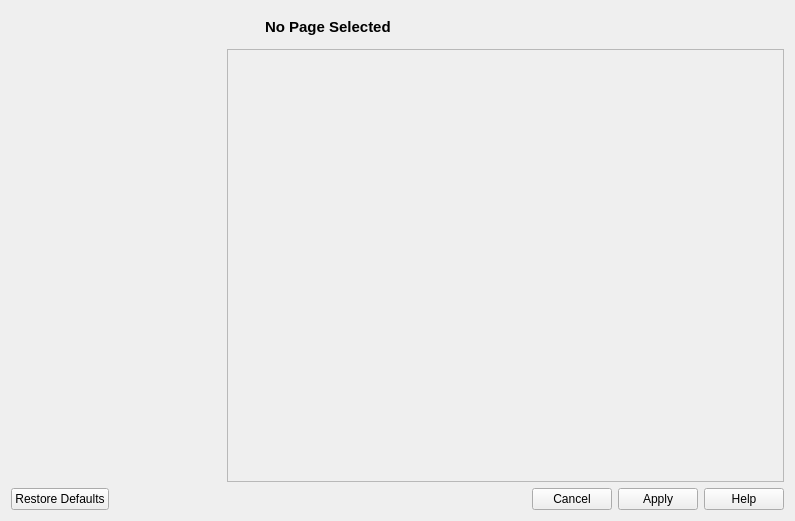
The window that src/CoreGui/source/ConfigurationWidget.ui (JPNaude/Qtilities) describes before a commit, drawn with Qt 5.
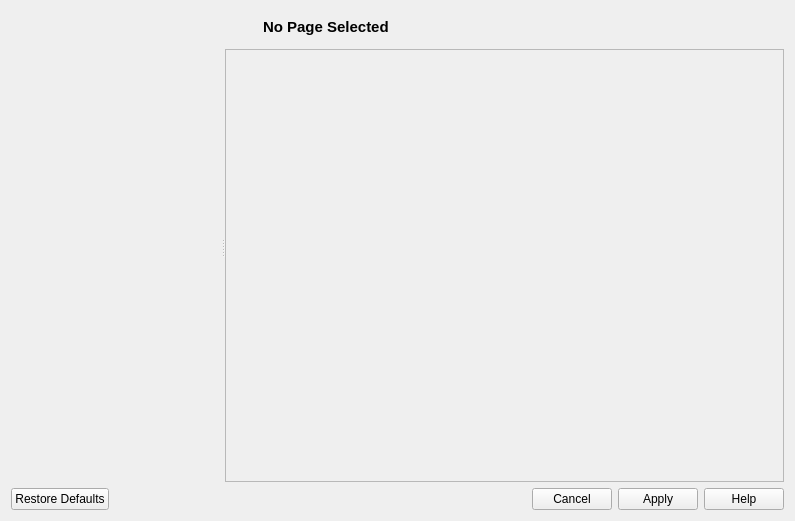
The same window after the commit.

Commit message: ConfigurationWidget now uses a splitter in its layout.

What changed in the file:
```diff
--- a/src/CoreGui/source/ConfigurationWidget.ui
+++ b/src/CoreGui/source/ConfigurationWidget.ui
@@ -13,8 +13,12 @@
   <property name="windowTitle">
    <string>Settings</string>
   </property>
-  <layout class="QGridLayout" name="gridLayout">
-   <item row="0" column="0" rowspan="2">
+  <layout class="QVBoxLayout" name="verticalLayout">
+   <item>
+    <widget class="QSplitter" name="splitter">
+     <property name="orientation">
+      <enum>Qt::Horizontal</enum>
+     </property>
     <widget class="QWidget" name="configPagesWidgetHolder" native="true">
      <property name="minimumSize">
       <size>
@@ -29,8 +33,9 @@
       </size>
      </property>
     </widget>
-   </item>
-   <item row="0" column="1">
+     <widget class="QWidget" name="">
+      <layout class="QGridLayout" name="gridLayout">
+       <item row="0" column="0">
     <widget class="QLabel" name="lblPageIcon">
      <property name="minimumSize">
       <size>
@@ -49,7 +54,7 @@
      </property>
     </widget>
    </item>
-   <item row="0" column="2">
+       <item row="0" column="1">
     <widget class="QLabel" name="lblPageHeader">
      <property name="maximumSize">
       <size>
@@ -72,7 +77,7 @@
      </property>
     </widget>
    </item>
-   <item row="0" column="3">
+       <item row="0" column="2">
     <spacer name="horizontalSpacer_2">
      <property name="orientation">
       <enum>Qt::Horizontal</enum>
@@ -85,7 +90,7 @@
      </property>
     </spacer>
    </item>
-   <item row="1" column="1" colspan="3">
+       <item row="1" column="0" colspan="3">
     <widget class="QFrame" name="configWidget">
      <property name="sizePolicy">
       <sizepolicy hsizetype="Expanding" vsizetype="Expanding">
@@ -107,7 +112,11 @@
      </property>
     </widget>
    </item>
-   <item row="2" column="0" colspan="4">
+      </layout>
+     </widget>
+    </widget>
+   </item>
+   <item>
     <widget class="QDialogButtonBox" name="buttonBox">
      <property name="standardButtons">
       <set>QDialogButtonBox::Apply|QDialogButtonBox::Cancel|QDialogButtonBox::Help|QDialogButtonBox::RestoreDefaults</set>
```
Lines whose indentation alone changed are shown as unchanged.
